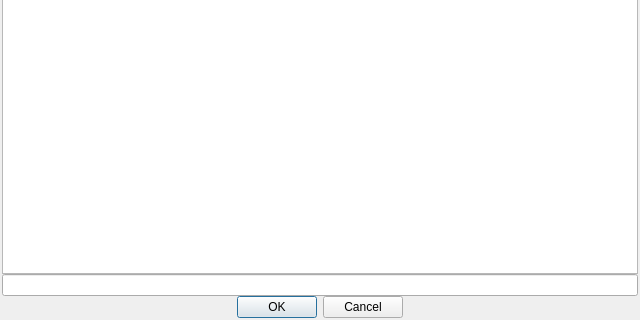
os-v/UXLogViewer, file Src/Dialogs/FileDialog.ui: the form before one commit; both pictures show x 0 to 640 and y 160 to 480 of the 640 by 480 pixel window.
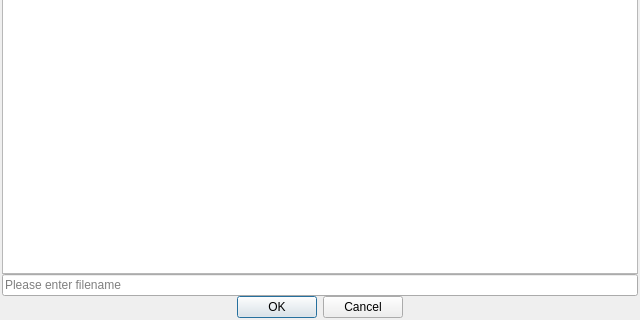
The form after the commit.

Commit message:
automated notarization, message view, edit placeholders
ADDED: Automated notarization script
ADDED: Copy/Select all menu in message view dialog
ADDED: Placeholder in text edits for filters and file dialogs

What changed in the file:
```diff
--- a/Src/Dialogs/FileDialog.ui
+++ b/Src/Dialogs/FileDialog.ui
@@ -80,7 +80,11 @@
     </widget>
    </item>
    <item>
-    <widget class="QLineEdit" name="m_pEditName"/>
+    <widget class="QLineEdit" name="m_pEditName">
+     <property name="placeholderText">
+      <string>Please enter filename</string>
+     </property>
+    </widget>
    </item>
    <item>
     <widget class="QDialogButtonBox" name="m_pButtonsDialog">
```
The commit also changes 7 other files.
